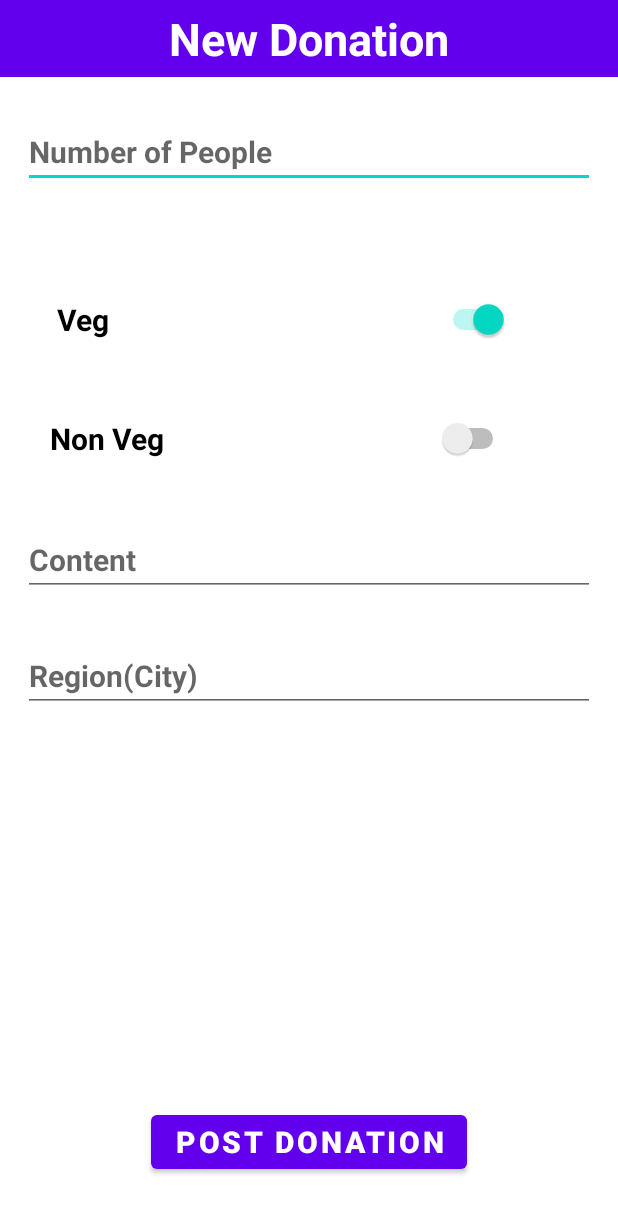
After one commit to VaradMash/annadata_application, an Android app: the NewDonationActivity screen opened directly, with no data from a screen before it, on a phone screen of 412 x 824 dp. The commit adds this screen. Shown: the top 1213 px of the screen. Run offline under Robolectric (Android 15) with nearby library versions, the phone set to English and light mode, and no system bars; our stand-ins replace Firebase (no records; nobody signed in at launch, a user with empty details on screens opened directly).

Commit message:
New Donation Activity updated. Basic code for post request added(Non working).

```diff
--- a/app/src/main/AndroidManifest.xml
+++ b/app/src/main/AndroidManifest.xml
@@ -11,7 +11,11 @@
         android:roundIcon="@mipmap/ic_launcher_round"
         android:supportsRtl="true"
         android:theme="@style/Theme.Annadata">
-        <activity android:name=".DonationActivity"></activity>
+        <activity android:name=".NewDonationActivity"
+            android:noHistory="true"/>
+        <activity
+            android:name=".DonationActivity"
+            android:noHistory="true" />
         <activity android:name=".UpdateProfile" />
         <activity android:name=".UserProfile" />
         <activity
--- a/app/src/main/java/com/example/annadata/DonationActivity.java
+++ b/app/src/main/java/com/example/annadata/DonationActivity.java
@@ -1,6 +1,7 @@
 package com.example.annadata;
 
 import androidx.appcompat.app.AppCompatActivity;
+import androidx.appcompat.app.AppCompatDelegate;
 
 import android.content.Intent;
 import android.os.Bundle;
@@ -17,6 +18,8 @@ public class DonationActivity extends AppCompatActivity {
     protected void onCreate(Bundle savedInstanceState) {
         super.onCreate(savedInstanceState);
         setContentView(R.layout.activity_donation);
+        //Disable dark mode.
+        AppCompatDelegate.setDefaultNightMode(AppCompatDelegate.MODE_NIGHT_NO);
 
         //Capture remember_me value from previous intent.
         Intent intent = getIntent();
@@ -34,6 +37,12 @@ public class DonationActivity extends AppCompatActivity {
                  * Utility : Launch new donation page.
                  * Output : New Donation activity launch.
                  */
+                //Initialize intent
+                Intent intent = new Intent(getApplicationContext(), NewDonationActivity.class);
+                intent.putExtra("remember_me", remember_me);
+                startActivity(intent);
+                //Destroy current activity.
+                DonationActivity.this.finish();
             }
         });
     }
--- /dev/null
+++ b/app/src/main/java/com/example/annadata/NewDonationActivity.java
@@ -0,0 +1,130 @@
+package com.example.annadata;
+
+import androidx.annotation.NonNull;
+import androidx.appcompat.app.AppCompatActivity;
+
+import android.content.Intent;
+import android.os.Bundle;
+import android.view.View;
+import android.widget.Button;
+import android.widget.EditText;
+import android.widget.ProgressBar;
+import android.widget.Toast;
+
+import com.google.android.gms.tasks.OnCompleteListener;
+import com.google.android.gms.tasks.Task;
+import com.google.firebase.auth.FirebaseAuth;
+import com.google.firebase.firestore.CollectionReference;
+import com.google.firebase.firestore.FirebaseFirestore;
+
+import java.text.SimpleDateFormat;
+import java.util.Date;
+import java.util.HashMap;
+import java.util.Locale;
+import java.util.Map;
+
+public class NewDonationActivity extends AppCompatActivity {
+
+    private boolean remember_me;
+    private Button btnPostDonation;
+    private EditText etNumberOfPeople, etContent, etRegion;
+    private ProgressBar pbNewDonation;
+
+    @Override
+    protected void onCreate(Bundle savedInstanceState) {
+        super.onCreate(savedInstanceState);
+        setContentView(R.layout.activity_new_donation);
+
+        //Initialize widgets.
+        btnPostDonation = (Button)findViewById(R.id.btnPostDonation);
+        etNumberOfPeople = (EditText)findViewById(R.id.etNumberOfPeople);
+        etContent = (EditText)findViewById(R.id.etContent);
+        etRegion = (EditText)findViewById(R.id.etRegion);
+        pbNewDonation = (ProgressBar)findViewById(R.id.pbDonations);
+
+        //Capture remember_me value from previous activity.
+        Intent intent = getIntent();
+        remember_me = intent.getBooleanExtra("remember_me", true);
+
+        //Set on click listeners.
+        btnPostDonation.setOnClickListener(new View.OnClickListener() {
+            @Override
+            public void onClick(View v) {
+                /*
+                 * Input : None
+                 * Utility : Post donation on database after validations.
+                 * Output : None.
+                 */
+                 int number_of_people = Integer.parseInt(etNumberOfPeople.getText().toString());
+                 String content = etContent.getText().toString();
+                 String region = etRegion.getText().toString();
+                 //Validate input and variables.
+                if (number_of_people == 0 || content.isEmpty() || region.isEmpty())
+                {
+                    if (number_of_people == 0)
+                    {
+                        etNumberOfPeople.setError("Enter valid number !");
+                        etNumberOfPeople.requestFocus();
+                    }
+                    if (content.isEmpty())
+                    {
+                        etContent.setError("Content cannot be empty !");
+                        etContent.requestFocus();
+                    }
+                    if (region.isEmpty())
+                    {
+                        etRegion.setError("Region cannot be empty");
+                        etRegion.requestFocus();
+                    }
+                }
+                else
+                {
+                    pbNewDonation.setVisibility(View.VISIBLE);
+                    //Get User fields as foreign key for Orders.
+                    String user_uid = FirebaseAuth.getInstance().getUid();
+                    //Post data to FireStore.
+                    Map<String, Object> map = new HashMap<>();
+                    map.put("number_of_people", number_of_people);
+                    map.put("region", region);
+                    map.put("donor", user_uid);
+                    map.put("content", content);
+                    //Generate Order ID.
+                    //String order_post_time = new SimpleDateFormat("yyyy.MM.dd.HH.mm.ss", Locale.US).format(new Date());
+                    /*
+                    CollectionReference orderCollection = FirebaseFirestore.getInstance().collection("orders");
+                    orderCollection.document(order_post_time + "_" + user_uid).set(map)
+                    .addOnCompleteListener(new OnCompleteListener<Void>() {
+                        @Override
+                        public void onComplete(@NonNull Task<Void> task) {
+                            if (task.isSuccessful())
+                            {
+                                Toast.makeText(getApplicationContext(), "Donation posted !", Toast.LENGTH_SHORT).show();
+                            }
+                            else
+                            {
+                                Toast.makeText(getApplicationContext(), "An error occured !", Toast.LENGTH_SHORT).show();
+                            }
+                            pbNewDonation.setVisibility(View.GONE);
+                        }
+                    });*/
+                }
+            }
+        });
+    }
+
+    @Override
+    public void onBackPressed() {
+        super.onBackPressed();
+        /*
+         * Input : Back button press
+         * Utility : Launch donations page.
+         * Output : Donation Activity Launch.
+         */
+        //Initialize Intent
+        Intent intent = new Intent(getApplicationContext(), DonationActivity.class);
+        intent.putExtra("remember_me", remember_me);
+        startActivity(intent);
+        //Destroy current activity.
+        NewDonationActivity.this.finish();
+    }
+}
--- /dev/null
+++ b/app/src/main/res/layout/activity_new_donation.xml
@@ -0,0 +1,157 @@
+<?xml version="1.0" encoding="utf-8"?>
+<androidx.constraintlayout.widget.ConstraintLayout xmlns:android="http://schemas.android.com/apk/res/android"
+    xmlns:app="http://schemas.android.com/apk/res-auto"
+    xmlns:tools="http://schemas.android.com/tools"
+    android:layout_width="match_parent"
+    android:layout_height="match_parent"
+    tools:context=".NewDonationActivity">
+
+    <TextView
+        android:id="@+id/tvNewDonation"
+        android:layout_width="match_parent"
+        android:layout_height="wrap_content"
+        android:text="@string/new_donation"
+        android:textSize="30sp"
+        android:textStyle="bold"
+        android:gravity="center_horizontal"
+        android:padding="5dp"
+        android:textColor="@color/white"
+        app:layout_constraintBottom_toBottomOf="parent"
+        app:layout_constraintEnd_toEndOf="parent"
+        app:layout_constraintHorizontal_bias="0.1"
+        app:layout_constraintStart_toStartOf="parent"
+        app:layout_constraintTop_toTopOf="parent"
+        app:layout_constraintVertical_bias="0"
+        android:background="@color/purple_500"/>
+
+
+    <EditText
+        android:id="@+id/etNumberOfPeople"
+        android:layout_width="match_parent"
+        android:layout_height="wrap_content"
+        android:inputType="number"
+        android:hint="@string/number_of_people"
+        android:textSize="20sp"
+        android:textStyle="bold"
+        android:layout_marginStart="15dp"
+        android:layout_marginEnd="15dp"
+        app:layout_constraintBottom_toBottomOf="parent"
+        app:layout_constraintEnd_toEndOf="parent"
+        app:layout_constraintStart_toStartOf="parent"
+        app:layout_constraintTop_toTopOf="parent"
+        app:layout_constraintVertical_bias="0.1" />
+
+    <TextView
+        android:id="@+id/textView"
+        android:layout_width="wrap_content"
+        android:layout_height="wrap_content"
+        android:text="@string/veg"
+        android:textSize="20sp"
+        android:textStyle="bold"
+        android:textColor="@color/black"
+        app:layout_constraintBottom_toBottomOf="parent"
+        app:layout_constraintEnd_toEndOf="parent"
+        app:layout_constraintHorizontal_bias="0.1"
+        app:layout_constraintStart_toStartOf="parent"
+        app:layout_constraintTop_toTopOf="parent"
+        app:layout_constraintVertical_bias="0.25" />
+
+
+    <Switch
+        android:id="@+id/switchVeg"
+        android:layout_width="wrap_content"
+        android:layout_height="wrap_content"
+        app:layout_constraintBottom_toBottomOf="parent"
+        app:layout_constraintEnd_toEndOf="parent"
+        app:layout_constraintHorizontal_bias="0.8"
+        app:layout_constraintStart_toStartOf="parent"
+        app:layout_constraintTop_toTopOf="parent"
+        app:layout_constraintVertical_bias="0.25"
+        android:checked="true"
+        tools:ignore="UseSwitchCompatOrMaterialXml" />
+
+    <Switch
+        android:id="@+id/switchNonVeg"
+        android:layout_width="wrap_content"
+        android:layout_height="wrap_content"
+        app:layout_constraintBottom_toBottomOf="parent"
+        app:layout_constraintEnd_toEndOf="parent"
+        app:layout_constraintHorizontal_bias="0.8"
+        app:layout_constraintStart_toStartOf="parent"
+        app:layout_constraintTop_toTopOf="parent"
+        app:layout_constraintVertical_bias="0.35"
+        tools:ignore="UseSwitchCompatOrMaterialXml" />
+
+    <TextView
+        android:id="@+id/textView2"
+        android:layout_width="wrap_content"
+        android:layout_height="wrap_content"
+        android:text="@string/non_veg"
+        android:textSize="20sp"
+        android:textStyle="bold"
+        android:textColor="@color/black"
+        app:layout_constraintBottom_toBottomOf="parent"
+        app:layout_constraintEnd_toEndOf="parent"
+        app:layout_constraintHorizontal_bias="0.1"
+        app:layout_constraintStart_toStartOf="parent"
+        app:layout_constraintTop_toTopOf="parent"
+        app:layout_constraintVertical_bias="0.35" />
+
+    <EditText
+        android:id="@+id/etContent"
+        android:layout_width="match_parent"
+        android:layout_height="wrap_content"
+        android:inputType="textMultiLine"
+        android:hint="@string/content"
+        android:textSize="20sp"
+        android:textStyle="bold"
+        android:layout_marginStart="15dp"
+        android:layout_marginEnd="15dp"
+        app:layout_constraintBottom_toBottomOf="parent"
+        app:layout_constraintEnd_toEndOf="parent"
+        app:layout_constraintStart_toStartOf="parent"
+        app:layout_constraintTop_toTopOf="parent"
+        app:layout_constraintVertical_bias="0.45" />
+
+    <EditText
+        android:id="@+id/etRegion"
+        android:layout_width="match_parent"
+        android:layout_height="wrap_content"
+        android:inputType="text"
+        android:hint="@string/region"
+        android:textSize="20sp"
+        android:textStyle="bold"
+        android:layout_marginStart="15dp"
+        android:layout_marginEnd="15dp"
+        app:layout_constraintBottom_toBottomOf="parent"
+        app:layout_constraintEnd_toEndOf="parent"
+        app:layout_constraintStart_toStartOf="parent"
+        app:layout_constraintTop_toTopOf="parent"
+        app:layout_constraintVertical_bias="0.55" />
+
+    <ProgressBar
+        android:id="@+id/pbNewDonation"
+        android:layout_width="wrap_content"
+        android:layout_height="wrap_content"
+        app:layout_constraintBottom_toBottomOf="parent"
+        app:layout_constraintEnd_toEndOf="parent"
+        app:layout_constraintStart_toStartOf="parent"
+        app:layout_constraintTop_toTopOf="parent"
+        android:visibility="gone"
+        app:layout_constraintVertical_bias="0.75"/>
+
+
+    <Button
+        android:id="@+id/btnPostDonation"
+        android:layout_width="wrap_content"
+        android:layout_height="wrap_content"
+        android:text="@string/post_donation"
+        app:layout_constraintBottom_toBottomOf="parent"
+        app:layout_constraintEnd_toEndOf="parent"
+        app:layout_constraintStart_toStartOf="parent"
+        app:layout_constraintTop_toTopOf="parent"
+        android:textSize="20sp"
+        android:textStyle="bold"
+        app:layout_constraintVertical_bias="0.95" />
+
+</androidx.constraintlayout.widget.ConstraintLayout>
--- a/app/src/main/res/values/strings.xml
+++ b/app/src/main/res/values/strings.xml
@@ -30,5 +30,11 @@
     <string name="update">Update</string>
     <string name="successful_donations">Successful Donations</string>
     <string name="my_donations">My Donations</string>
-    <string name="new_donation">New donation</string>
+    <string name="new_donation">New Donation</string>
+    <string name="number_of_people">Number of People</string>
+    <string name="post_donation">Post Donation</string>
+    <string name="veg">Veg</string>
+    <string name="content">Content</string>
+    <string name="region">Region(City)</string>
+    <string name="non_veg">Non Veg</string>
 </resources>
```
